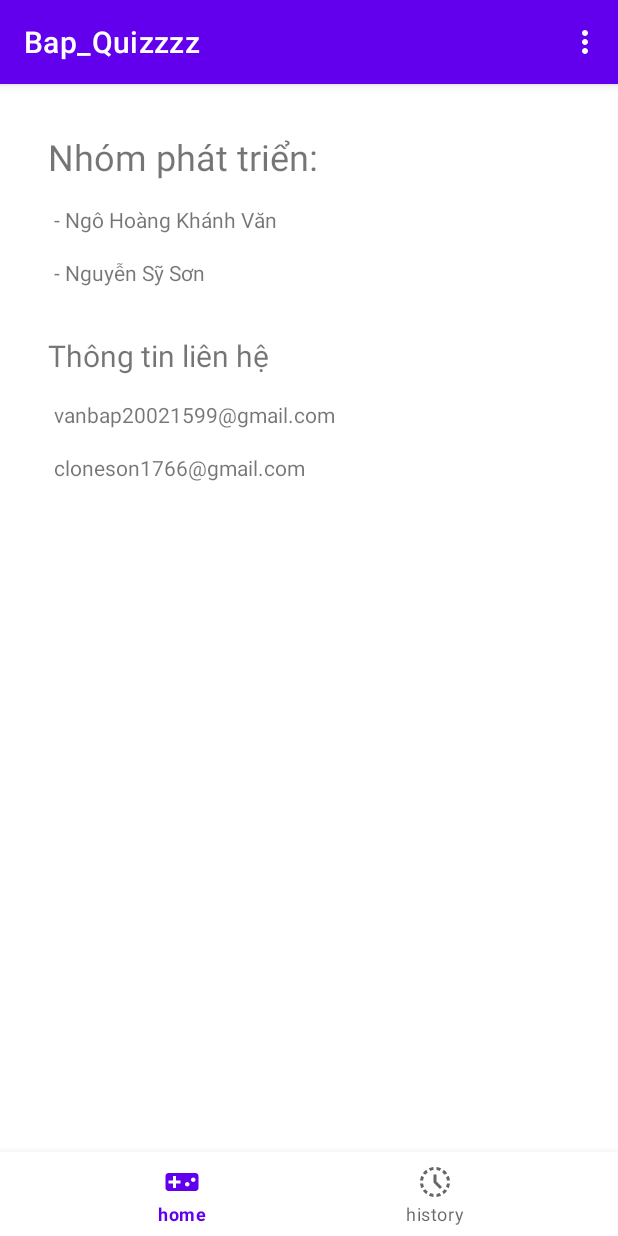
After one commit to VanBap/Bap_Quizzzz, an Android app: the fragment InfoFragment placed in its activity, on a phone screen of 412 x 824 dp. The commit adds this screen. Run offline under Robolectric (Android 15) with nearby library versions, the phone set to English and light mode, and no system bars.

Commit message:
Update 10 thang 11 Add Toolbar:  - Thong tin app  - Gop y bang gmail

```diff
--- a/Bap_Quizzzz/app/build.gradle
+++ b/Bap_Quizzzz/app/build.gradle
@@ -34,10 +34,12 @@ android {
 
 
 dependencies {
-
+    implementation 'androidx.lifecycle:lifecycle-viewmodel-ktx:2.4.0'
     implementation 'androidx.appcompat:appcompat:1.5.1'
     implementation 'com.google.android.material:material:1.7.0'
     implementation 'androidx.constraintlayout:constraintlayout:2.1.4'
+    implementation 'androidx.navigation:navigation-fragment:2.4.1'
+    implementation 'androidx.navigation:navigation-ui:2.4.1'
     testImplementation 'junit:junit:4.13.2'
     androidTestImplementation 'androidx.test.ext:junit:1.1.3'
     androidTestImplementation 'androidx.test.espresso:espresso-core:3.4.0'
--- /dev/null
+++ b/Bap_Quizzzz/app/src/main/java/com/example/bap_quizzzz/InfoFragment.java
@@ -0,0 +1,64 @@
+package com.example.bap_quizzzz;
+
+import android.os.Bundle;
+
+import androidx.fragment.app.Fragment;
+
+import android.view.LayoutInflater;
+import android.view.View;
+import android.view.ViewGroup;
+
+/**
+ * A simple {@link Fragment} subclass.
+ * Use the {@link InfoFragment#newInstance} factory method to
+ * create an instance of this fragment.
+ */
+public class InfoFragment extends Fragment {
+
+    // TODO: Rename parameter arguments, choose names that match
+    // the fragment initialization parameters, e.g. ARG_ITEM_NUMBER
+    private static final String ARG_PARAM1 = "param1";
+    private static final String ARG_PARAM2 = "param2";
+
+    // TODO: Rename and change types of parameters
+    private String mParam1;
+    private String mParam2;
+
+    public InfoFragment() {
+        // Required empty public constructor
+    }
+
+    /**
+     * Use this factory method to create a new instance of
+     * this fragment using the provided parameters.
+     *
+     * @param param1 Parameter 1.
+     * @param param2 Parameter 2.
+     * @return A new instance of fragment InfoFragment.
+     */
+    // TODO: Rename and change types and number of parameters
+    public static InfoFragment newInstance(String param1, String param2) {
+        InfoFragment fragment = new InfoFragment();
+        Bundle args = new Bundle();
+        args.putString(ARG_PARAM1, param1);
+        args.putString(ARG_PARAM2, param2);
+        fragment.setArguments(args);
+        return fragment;
+    }
+
+    @Override
+    public void onCreate(Bundle savedInstanceState) {
+        super.onCreate(savedInstanceState);
+        if (getArguments() != null) {
+            mParam1 = getArguments().getString(ARG_PARAM1);
+            mParam2 = getArguments().getString(ARG_PARAM2);
+        }
+    }
+
+    @Override
+    public View onCreateView(LayoutInflater inflater, ViewGroup container,
+                             Bundle savedInstanceState) {
+        // Inflate the layout for this fragment
+        return inflater.inflate(R.layout.fragment_info, container, false);
+    }
+}
--- a/Bap_Quizzzz/app/src/main/java/com/example/bap_quizzzz/MainActivity.java
+++ b/Bap_Quizzzz/app/src/main/java/com/example/bap_quizzzz/MainActivity.java
@@ -1,16 +1,22 @@
 package com.example.bap_quizzzz;
 
+import androidx.annotation.NonNull;
 import androidx.appcompat.app.AppCompatActivity;
 import androidx.fragment.app.Fragment;
 import androidx.fragment.app.FragmentManager;
 import androidx.fragment.app.FragmentTransaction;
 
+import android.content.Intent;
+import android.net.Uri;
 import android.os.Bundle;
+import android.view.Menu;
+import android.view.MenuItem;
+import android.widget.Toast;
 
 import com.example.bap_quizzzz.databinding.ActivityMainBinding;
 
 public class MainActivity extends AppCompatActivity {
-    // Bottom navigation + Fragment (Van 9/11/2022)
+    /// Bottom navigation + Fragment (Van 9/11/2022)
     ActivityMainBinding binding;
     //
     @Override
@@ -44,4 +50,47 @@ public class MainActivity extends AppCompatActivity {
         fragmentTransaction.commit();
     }
     //
+
+
+    ///Toolbar (Son_10/11/22)
+
+    //ham tao menu
+    @Override
+    public boolean onCreateOptionsMenu(Menu menu) {
+        //lay cai layout toolbar
+        getMenuInflater().inflate(R.menu.toolbar, menu);
+        return super.onCreateOptionsMenu(menu);
+    }
+
+    //tao event khi click vao options trong menu
+    @Override
+    public boolean onOptionsItemSelected(@NonNull MenuItem item) {
+        switch(item.getItemId()){
+            case R.id.menuShare:
+                //String address = "cloneson1766@gmail.com";
+                String subject = "Góp ý";
+                Intent shareIntent = new Intent(Intent.ACTION_SENDTO);
+                //shareIntent.setType("text/plain");
+                shareIntent.setData(Uri.parse("mailto:cloneson1766@gmail.com, vanbap20021599@gmail.com"));
+                //shareIntent.putExtra(Intent.EXTRA_EMAIL, address);
+                shareIntent.putExtra(Intent.EXTRA_SUBJECT, subject);
+
+                //check co app gmail de mo khong
+                if(shareIntent.resolveActivity(getPackageManager()) != null){
+                    startActivity(shareIntent);
+                }else{
+                    Toast.makeText(MainActivity.this, "No App is installed", Toast.LENGTH_SHORT).show();
+                }
+                break;
+            case R.id.menuInfo:
+                replaceFragment(new InfoFragment());
+                Toast.makeText(this, "Ban chon Info", Toast.LENGTH_SHORT).show();
+                break;
+
+        }
+        return super.onOptionsItemSelected(item);
+    }
+    //
+
+
 }
--- /dev/null
+++ b/Bap_Quizzzz/app/src/main/res/layout/fragment_info.xml
@@ -0,0 +1,72 @@
+<?xml version="1.0" encoding="utf-8"?>
+<androidx.constraintlayout.widget.ConstraintLayout xmlns:android="http://schemas.android.com/apk/res/android"
+    xmlns:app="http://schemas.android.com/apk/res-auto"
+    xmlns:tools="http://schemas.android.com/tools"
+    android:id="@+id/constraintLayout"
+    android:layout_width="match_parent"
+    android:layout_height="match_parent"
+    tools:context=".InfoFragment">
+
+    <TextView
+        android:id="@+id/textView"
+        android:layout_width="wrap_content"
+        android:layout_height="wrap_content"
+        android:layout_marginStart="32dp"
+        android:layout_marginTop="32dp"
+        android:text="Nhóm phát triển:"
+        android:textSize="24sp"
+        app:layout_constraintStart_toStartOf="parent"
+        app:layout_constraintTop_toTopOf="parent" />
+
+    <TextView
+        android:id="@+id/textView3"
+        android:layout_width="wrap_content"
+        android:layout_height="wrap_content"
+        android:layout_marginStart="36dp"
+        android:layout_marginTop="16dp"
+        android:text="- Ngô Hoàng Khánh Văn"
+        app:layout_constraintStart_toStartOf="parent"
+        app:layout_constraintTop_toBottomOf="@+id/textView" />
+
+    <TextView
+        android:id="@+id/textView4"
+        android:layout_width="wrap_content"
+        android:layout_height="wrap_content"
+        android:layout_marginStart="36dp"
+        android:layout_marginTop="16dp"
+        android:text="- Nguyễn Sỹ Sơn"
+        app:layout_constraintStart_toStartOf="parent"
+        app:layout_constraintTop_toBottomOf="@+id/textView3" />
+
+    <TextView
+        android:id="@+id/textView5"
+        android:layout_width="wrap_content"
+        android:layout_height="wrap_content"
+        android:layout_marginStart="32dp"
+        android:layout_marginTop="32dp"
+        android:text="Thông tin liên hệ"
+        android:textSize="20sp"
+        app:layout_constraintStart_toStartOf="parent"
+        app:layout_constraintTop_toBottomOf="@+id/textView4" />
+
+    <TextView
+        android:id="@+id/textView6"
+        android:layout_width="wrap_content"
+        android:layout_height="wrap_content"
+        android:layout_marginStart="36dp"
+        android:layout_marginTop="16dp"
+        android:text="vanbap20021599@gmail.com"
+        app:layout_constraintStart_toStartOf="parent"
+        app:layout_constraintTop_toBottomOf="@+id/textView5" />
+
+    <TextView
+        android:id="@+id/textView7"
+        android:layout_width="wrap_content"
+        android:layout_height="wrap_content"
+        android:layout_marginStart="36dp"
+        android:layout_marginTop="16dp"
+        android:text="cloneson1766@gmail.com"
+        app:layout_constraintStart_toStartOf="parent"
+        app:layout_constraintTop_toBottomOf="@+id/textView6" />
+
+</androidx.constraintlayout.widget.ConstraintLayout>
--- /dev/null
+++ b/Bap_Quizzzz/app/src/main/res/menu/toolbar.xml
@@ -0,0 +1,8 @@
+<?xml version="1.0" encoding="utf-8"?>
+<menu xmlns:android="http://schemas.android.com/apk/res/android">
+    <item android:title="Góp ý"
+        android:id="@+id/menuShare"/>
+
+    <item android:title="Thông tin trò chơi"
+        android:id="@+id/menuInfo"/>
+</menu>
```
